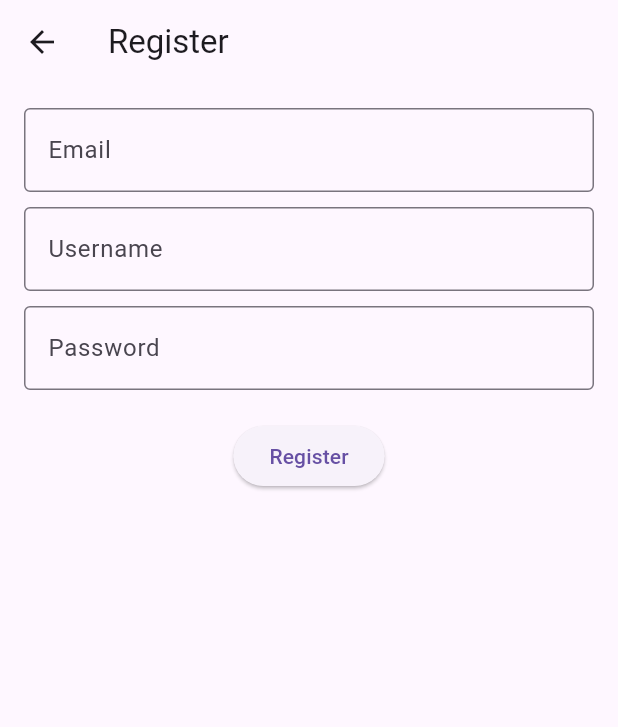
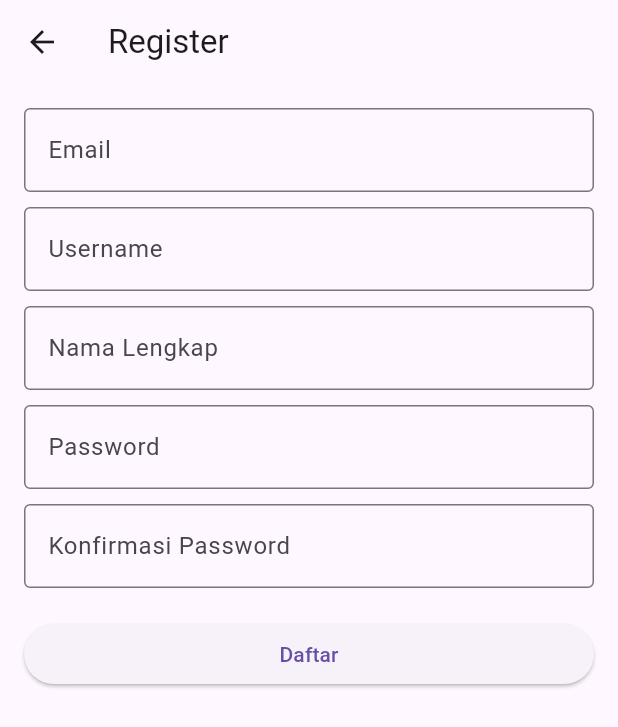
Before and after one commit to IrfanArifin/ChirpApp, a Flutter app: the RegisterScreen screen opened directly, on a phone screen of 412 x 824 dp. Shown: the top 727 px of the screen. Run offline on Flutter 3.47's test engine with Material 3 defaults, Android fonts, the phone set to English and light mode, and no system bars; our stand-ins replace shared_preferences; accounts and stored records are empty; network calls fail.

Commit message:
feat(auth): perbaikan UI serta penanganan user ID pada proses login dan registrasi

```diff
--- a/lib/screens/register_screen.dart
+++ b/lib/screens/register_screen.dart
@@ -1,55 +1,134 @@
+import 'dart:io';
+
 import 'package:flutter/material.dart';
 import '../services/auth_service.dart';
-import '../widgets/custom_textfield.dart';
-import 'login_screen.dart';
+import '../widgets/custom_textfield.dart'; // Asumsikan CustomTextField sudah Anda buat
+// Import dialog helper jika nanti mau pakai showDialog atau Snackbar
 
 class RegisterScreen extends StatefulWidget {
-  const RegisterScreen({super.key});
+  const RegisterScreen({Key? key}) : super(key: key);
 
   @override
   State<RegisterScreen> createState() => _RegisterScreenState();
 }
 
 class _RegisterScreenState extends State<RegisterScreen> {
-  final emailController = TextEditingController();
-  final usernameController = TextEditingController();
-  final passwordController = TextEditingController();
-  bool isLoading = false;
+  final TextEditingController email = TextEditingController();
+  final TextEditingController username = TextEditingController();
+  final TextEditingController fullName = TextEditingController();  // Ubah dari bio ke fullname
+  final TextEditingController password = TextEditingController();
+  final TextEditingController passwordConfirm = TextEditingController();
 
-  void register() async {
-    setState(() => isLoading = true);
+  bool _isLoading = false;
+
+  @override
+  void dispose() {
+    email.dispose();
+    username.dispose();
+    fullName.dispose();      // Dispose fullname
+    password.dispose();
+    passwordConfirm.dispose();
+    super.dispose();
+  }
+
+  void showSnackBar(String message) {
+    ScaffoldMessenger.of(context).showSnackBar(
+      SnackBar(content: Text(message)),
+    );
+  }
+
+  Future<void> _register() async {
+    if (password.text != passwordConfirm.text) {
+      showSnackBar("Password dan konfirmasi password tidak sama");
+      return;
+    }
+
+    setState(() {
+      _isLoading = true;
+    });
+
     try {
       final result = await AuthService.register(
-        emailController.text,
-        usernameController.text,
-        passwordController.text,
+          email.text.trim(), username.text.trim(),fullName.text.trim(), password.text);
+
+      showDialog(
+        context: context,
+        builder: (context) => AlertDialog(
+          title: const Text('Registrasi Berhasil'),
+          content: Text(result['message'] ?? 'Registrasi berhasil!'),
+          actions: [
+            TextButton(
+              child: const Text('OK'),
+              onPressed: () {
+                Navigator.of(context).pop();
+                Navigator.of(context).pop(); // Kembali ke layar login atau sebelumnya
+              },
+            ),
+          ],
+        ),
       );
-      ScaffoldMessenger.of(context).showSnackBar(SnackBar(content: Text(result['message'])));
-      Navigator.pushReplacement(context, MaterialPageRoute(builder: (_) => const LoginScreen()));
-    } catch (e) {
-      ScaffoldMessenger.of(context).showSnackBar(SnackBar(content: Text(e.toString())));
+    } catch (error) {
+      showSnackBar("Registrasi gagal: ${error.toString()}");
     } finally {
-      setState(() => isLoading = false);
+      if (mounted) {
+        setState(() {
+          _isLoading = false;
+        });
+      }
     }
   }
 
   @override
   Widget build(BuildContext context) {
     return Scaffold(
-      appBar: AppBar(title: const Text("Register")),
-      body: Padding(
-        padding: const EdgeInsets.all(16.0),
+      appBar: AppBar(
+        title: const Text('Register'),
+      ),
+      body: SingleChildScrollView(
+        padding: const EdgeInsets.all(16),
         child: Column(
+          crossAxisAlignment: CrossAxisAlignment.stretch,
           children: [
-            CustomTextField(controller: emailController, label: 'Email'),
+            CustomTextField(
+              controller: email,
+              label: 'Email',
+              obscureText: false,
+              icon: Icons.email,
+            ),
             const SizedBox(height: 10),
-            CustomTextField(controller: usernameController, label: 'Username'),
+            CustomTextField(
+              controller: username,
+              label: 'Username',
+              obscureText: false,
+              icon: Icons.person,
+            ),
             const SizedBox(height: 10),
-            CustomTextField(controller: passwordController, label: 'Password', obscureText: true),
+            CustomTextField(
+              controller: fullName,
+              label: 'Nama Lengkap',
+              obscureText: false,
+              icon: Icons.badge, // Ganti icon sesuai kebutuhan
+            ),
+            const SizedBox(height: 10),
+            CustomTextField(
+              controller: password,
+              label: 'Password',
+              obscureText: true,
+              icon: Icons.lock,
+            ),
+            const SizedBox(height: 10),
+            CustomTextField(
+              controller: passwordConfirm,
+              label: 'Konfirmasi Password',
+              obscureText: true,
+              icon: Icons.lock,
+            ),
             const SizedBox(height: 20),
             ElevatedButton(
-              onPressed: isLoading ? null : register,
-              child: isLoading ? const CircularProgressIndicator() : const Text("Register"),
+              onPressed: _isLoading ? null : _register,
+              child: _isLoading
+                  ? const CircularProgressIndicator(color: Colors.white)
+                  : const Text('Daftar'),
             ),
           ],
         ),
--- a/lib/services/auth_service.dart
+++ b/lib/services/auth_service.dart
@@ -21,11 +21,17 @@ class AuthService {
     }
   }
 
-  static Future<Map<String, dynamic>> register(String email, String username, String password) async {
+  // Update di sini: menambahkan parameter fullname dan mengirimkannya ke backend
+  static Future<Map<String, dynamic>> register(String email, String username, String fullName, String password) async {
     final response = await http.post(
       Uri.parse('$apiUrl/auth/register'),
       headers: {'Content-Type': 'application/json'},
-      body: jsonEncode({'email': email, 'username': username, 'password': password}),
+      body: jsonEncode({
+        'email': email,
+        'username': username,
+        'fullName': fullName,
+        'password': password,
+      }),
     );
 
     final data = jsonDecode(response.body);
```
Also changed, not shown: lib/screens/login_screen.dart (+104 -20 lines), lib/utils/token_storage.dart (+17 -0 lines).
